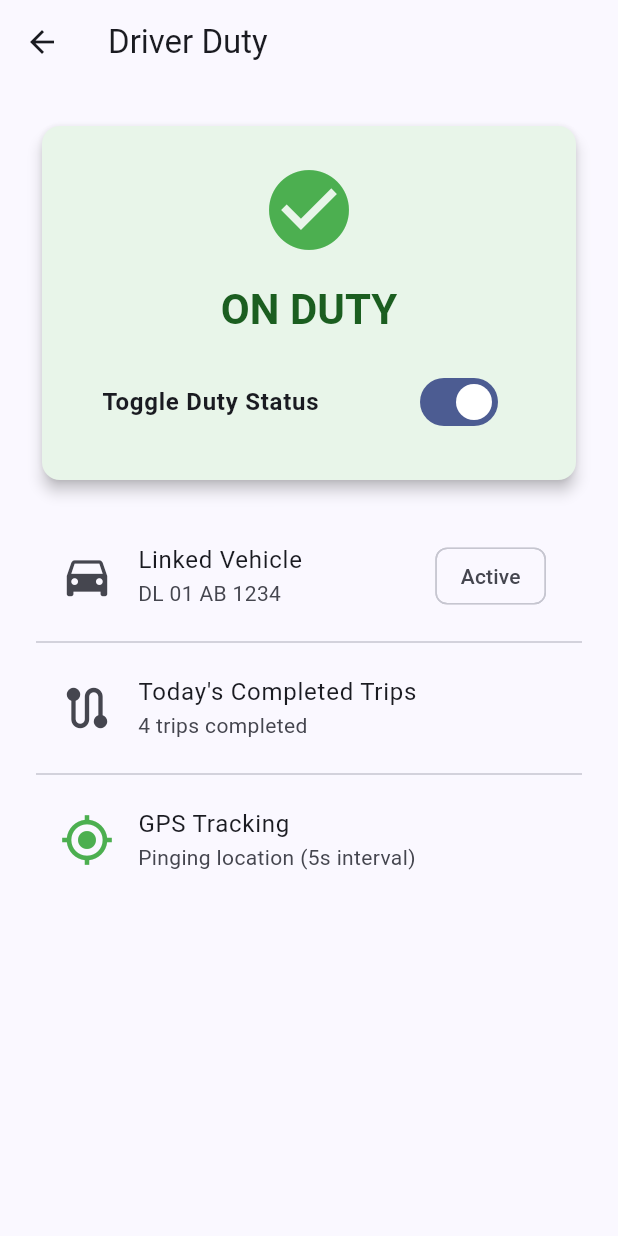
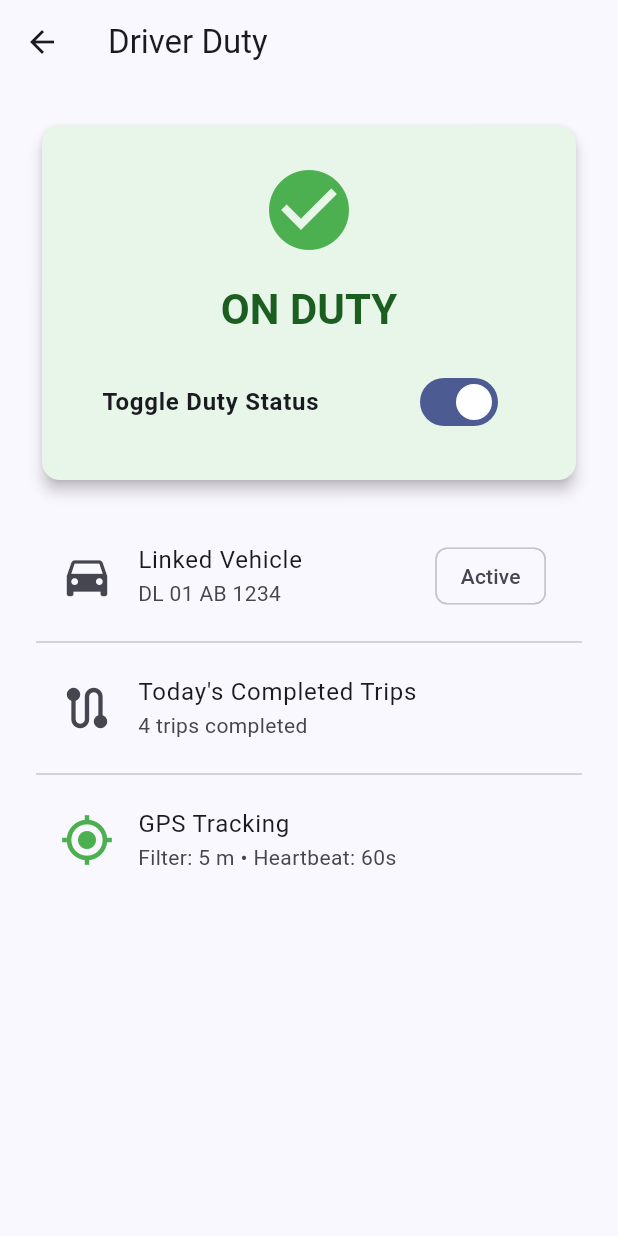
Before and after one commit to kumarnitish378/flex-platform, a Flutter app: the DutyHomeScreen screen opened directly, after a tap on "Toggle Duty Status", on a phone screen of 412 x 824 dp. Run offline on Flutter 3.47's test engine with Material 3 defaults, Android fonts, the phone set to English and light mode, and no system bars; our stand-ins replace built_collection, built_value, dio, flutter_riverpod, flutter_secure_storage, go_router; missing offline and left inert: dart:html, maplibre_gl, one_of_serializer; accounts and stored records are empty; statements that could not run were skipped.

Commit message:
feat(app): configure driver GPS publishing parameters from duty state

```diff
--- a/app/lib/features/driver/duty_home_screen.dart
+++ b/app/lib/features/driver/duty_home_screen.dart
@@ -9,7 +9,7 @@ import '../../data/api/driver_duty_repository.dart';
 /// Features:
 /// - Big On/Off duty switch
 /// - Linked vehicle card
-/// - GPS status indicator
+/// - GPS status indicator showing config from /driver/duty's gps object (Item 4)
 /// - Today's trips count
 class DutyHomeScreen extends ConsumerStatefulWidget {
   const DutyHomeScreen({super.key});
@@ -21,6 +21,8 @@ class DutyHomeScreen extends ConsumerStatefulWidget {
 class _DutyHomeScreenState extends ConsumerState<DutyHomeScreen> {
   bool _onDuty = false;
   bool _updating = false;
+  double _gpsDistanceM = 5.0;
+  int _gpsHeartbeatSec = 60;
   final String _vehicleNo = 'DL 01 AB 1234';
   final int _tripsToday = 4;
   String? _error;
@@ -38,6 +40,8 @@ class _DutyHomeScreenState extends ConsumerState<DutyHomeScreen> {
       if (mounted) {
         setState(() {
           _onDuty = state.onDuty ?? value;
+          _gpsDistanceM = state.gps?.distanceFilterM.toDouble() ?? 5.0;
+          _gpsHeartbeatSec = state.gps?.heartbeatSeconds ?? 60;
           _updating = false;
         });
       }
@@ -121,7 +125,7 @@ class _DutyHomeScreenState extends ConsumerState<DutyHomeScreen> {
             ),
             const Divider(),
 
-            // GPS Status Indicator
+            // GPS Status Indicator (Item 4)
             ListTile(
               key: const Key('gps-status'),
               leading: Icon(
@@ -130,7 +134,11 @@ class _DutyHomeScreenState extends ConsumerState<DutyHomeScreen> {
                 color: _onDuty ? Colors.green : Colors.grey,
               ),
               title: const Text('GPS Tracking'),
-              subtitle: Text(_onDuty ? 'Pinging location (5s interval)' : 'Disabled (Off duty)'),
+              subtitle: Text(
+                _onDuty
+                    ? 'Filter: ${_gpsDistanceM.toStringAsFixed(0)} m • Heartbeat: ${_gpsHeartbeatSec}s'
+                    : 'Disabled (Off duty)',
+              ),
             ),
 
             if (_error != null) ...<Widget>[
```
